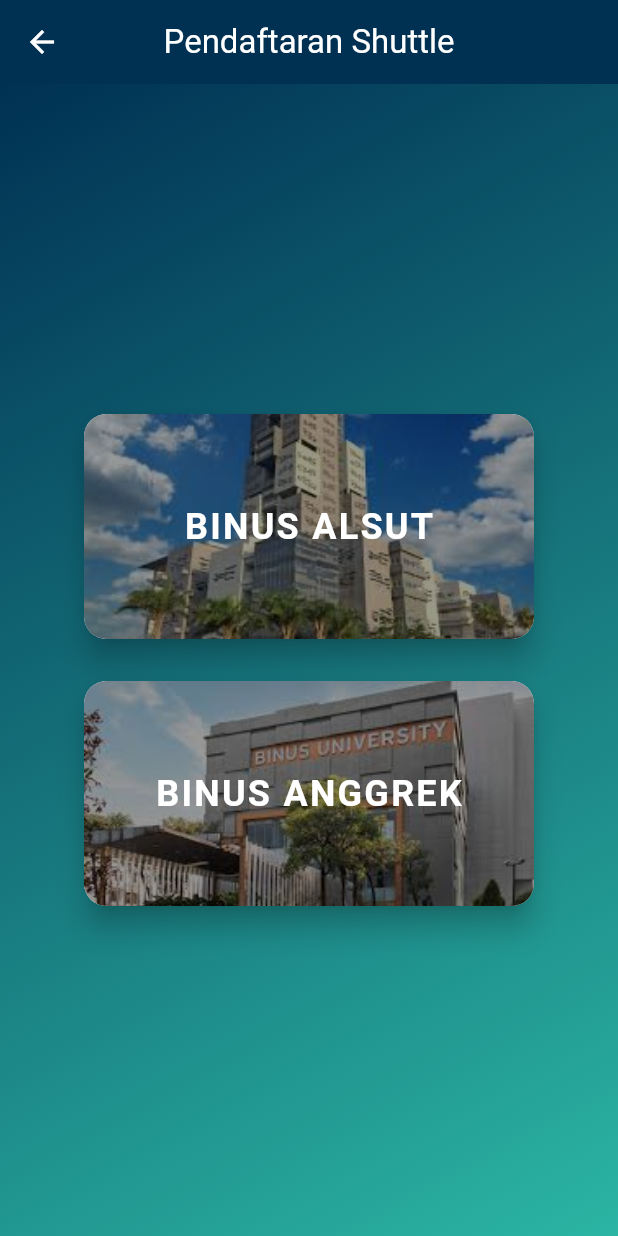
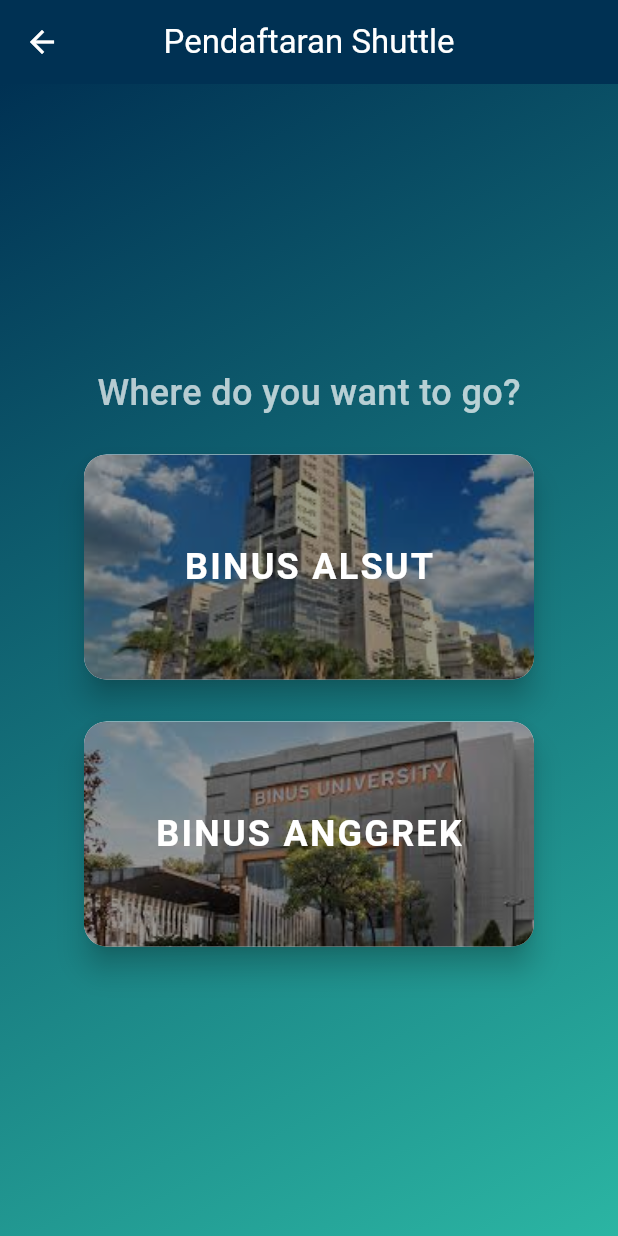
Before and after one commit to Drylius/Beetle, a Flutter app: the screen it shows once a user with an empty profile is signed in, after a tap on "Register Shuttle", on a phone screen of 412 x 824 dp. Run offline on Flutter 3.47's test engine with Material 3 defaults, Android fonts, the phone set to English and light mode, and no system bars; our stand-ins replace cloud_firestore, firebase_auth, firebase_core, google_fonts, google_maps_flutter; accounts and stored records are empty; generated files the repository leaves out were written again.

Commit message:
small animation and fixes

```diff
--- a/lib/pages/home/home_page_user.dart
+++ b/lib/pages/home/home_page_user.dart
@@ -126,14 +126,6 @@
                 ),
               ),
               const SizedBox(height: 48),
-              const Text(
-                "Where do you want to go?",
-                style: TextStyle(
-                  fontSize: 18,
-                  color: Colors.white70,
-                  fontWeight: FontWeight.w500,
-                ),
-              ),
               const SizedBox(height: 24),
               ImageBackgroundButton(
                 imagePath: "assets/images/binus-alsut.jpeg",
--- a/lib/pages/selection/campus_selection_screen.dart
+++ b/lib/pages/selection/campus_selection_screen.dart
@@ -59,6 +59,15 @@
             child: Column(
               mainAxisAlignment: MainAxisAlignment.center,
               children: [
+                const Text(
+                "Where do you want to go?",
+                  style: TextStyle(
+                    fontSize: 24,
+                    color: Colors.white70,
+                    fontWeight: FontWeight.w500,
+                  ),
+                ),
+              const SizedBox(height: 20),
                 ImageBackgroundButton(
                   imagePath: "assets/images/binus-alsut.jpeg",
                   text: "BINUS ALSUT",
--- a/lib/widgets/schedule_information.dart
+++ b/lib/widgets/schedule_information.dart
@@ -2,7 +2,6 @@
 import 'package:beetle/models/shuttle_slot_model.dart';
 import 'package:beetle/widgets/map_widget.dart';
 import 'package:url_launcher/url_launcher.dart';
-
 
 class ScheduleInformation extends StatelessWidget {
   final ShuttleSlot slot;
```
Also changed, not shown: lib/widgets/slot_assignment_card.dart (+9 -1 lines).
